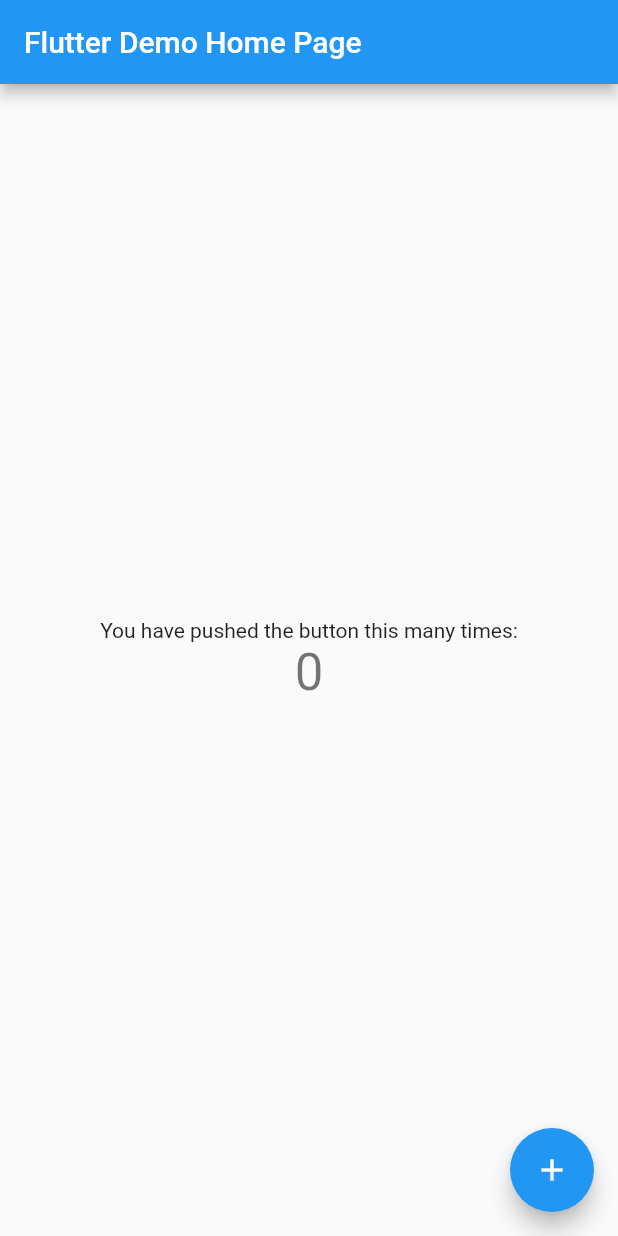
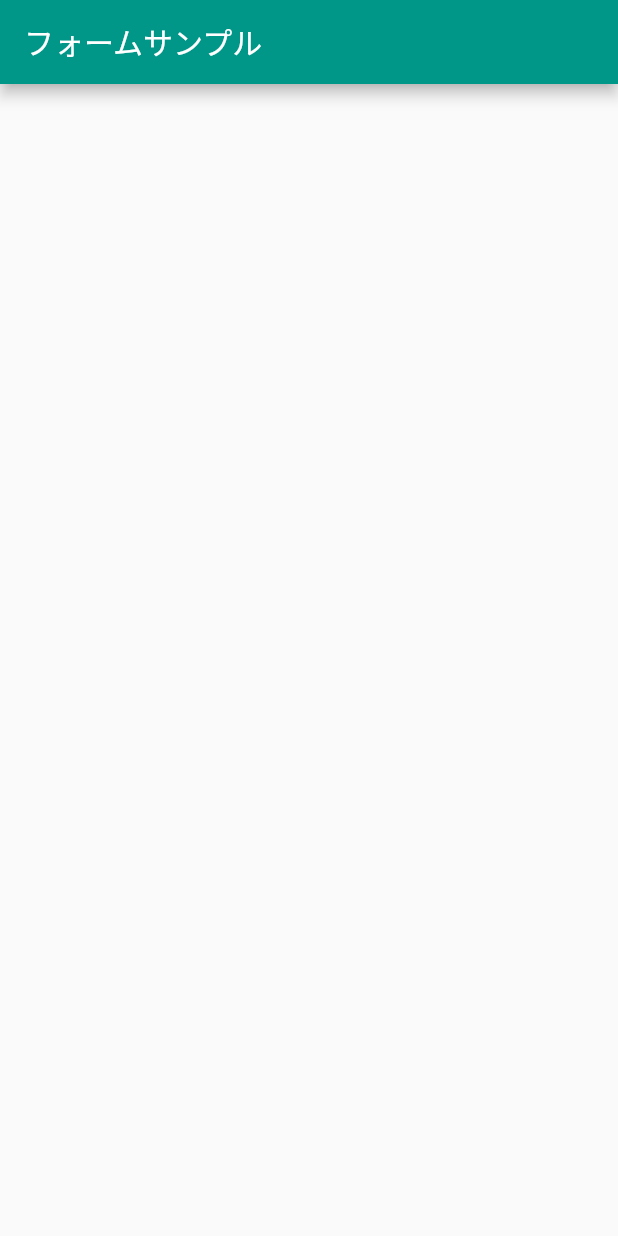
Before and after one commit to Channelsu/form, a Flutter app: the screen it shows after launch, on a phone screen of 412 x 824 dp. Run offline on Flutter 3.47's test engine with Material 2 defaults, Android fonts, the phone set to English and light mode, and no system bars.

Commit message:
土台作成

```diff
--- /dev/null
+++ b/lib/form_screen.dart
@@ -0,0 +1,20 @@
+import 'package:flutter/material.dart';
+
+class FormScreen extends StatefulWidget {
+  @override
+  _FormScreenState createState() => _FormScreenState();
+}
+
+class _FormScreenState extends State<FormScreen> {
+  @override
+  Widget build(BuildContext context) {
+    return Scaffold(
+      appBar: AppBar(
+        title: Text('フォームサンプル'),
+      ),
+      body: Container(
+        margin: EdgeInsets.all(24),
+      ),
+    );
+  }
+}
--- a/lib/main.dart
+++ b/lib/main.dart
@@ -1,117 +1,20 @@
 import 'package:flutter/material.dart';
+import 'package:form/form_screen.dart';
 
 void main() {
   runApp(MyApp());
 }
 
 class MyApp extends StatelessWidget {
-  // This widget is the root of your application.
   @override
   Widget build(BuildContext context) {
     return MaterialApp(
-      title: 'Flutter Demo',
+      title: 'フォームサンプル',
       theme: ThemeData(
-        // This is the theme of your application.
-        //
-        // Try running your application with "flutter run". You'll see the
-        // application has a blue toolbar. Then, without quitting the app, try
-        // changing the primarySwatch below to Colors.green and then invoke
-        // "hot reload" (press "r" in the console where you ran "flutter run",
-        // or simply save your changes to "hot reload" in a Flutter IDE).
-        // Notice that the counter didn't reset back to zero; the application
-        // is not restarted.
-        primarySwatch: Colors.blue,
-        // This makes the visual density adapt to the platform that you run
-        // the app on. For desktop platforms, the controls will be smaller and
-        // closer together (more dense) than on mobile platforms.
+        primarySwatch: Colors.teal,
         visualDensity: VisualDensity.adaptivePlatformDensity,
       ),
-      home: MyHomePage(title: 'Flutter Demo Home Page'),
+      home: FormScreen(),
     );
   }
 }
-
-class MyHomePage extends StatefulWidget {
-  MyHomePage({Key key, this.title}) : super(key: key);
-
-  // This widget is the home page of your application. It is stateful, meaning
-  // that it has a State object (defined below) that contains fields that affect
-  // how it looks.
-
-  // This class is the configuration for the state. It holds the values (in this
-  // case the title) provided by the parent (in this case the App widget) and
-  // used by the build method of the State. Fields in a Widget subclass are
-  // always marked "final".
-
-  final String title;
-
-  @override
-  _MyHomePageState createState() => _MyHomePageState();
-}
-
-class _MyHomePageState extends State<MyHomePage> {
-  int _counter = 0;
-
-  void _incrementCounter() {
-    setState(() {
-      // This call to setState tells the Flutter framework that something has
-      // changed in this State, which causes it to rerun the build method below
-      // so that the display can reflect the updated values. If we changed
-      // _counter without calling setState(), then the build method would not be
-      // called again, and so nothing would appear to happen.
-      _counter++;
-    });
-  }
-
-  @override
-  Widget build(BuildContext context) {
-    // This method is rerun every time setState is called, for instance as done
-    // by the _incrementCounter method above.
-    //
-    // The Flutter framework has been optimized to make rerunning build methods
-    // fast, so that you can just rebuild anything that needs updating rather
-    // than having to individually change instances of widgets.
-    return Scaffold(
-      appBar: AppBar(
-        // Here we take the value from the MyHomePage object that was created by
-        // the App.build method, and use it to set our appbar title.
-        title: Text(widget.title),
-      ),
-      body: Center(
-        // Center is a layout widget. It takes a single child and positions it
-        // in the middle of the parent.
-        child: Column(
-          // Column is also a layout widget. It takes a list of children and
-          // arranges them vertically. By default, it sizes itself to fit its
-          // children horizontally, and tries to be as tall as its parent.
-          //
-          // Invoke "debug painting" (press "p" in the console, choose the
-          // "Toggle Debug Paint" action from the Flutter Inspector in Android
-          // Studio, or the "Toggle Debug Paint" command in Visual Studio Code)
-          // to see the wireframe for each widget.
-          //
-          // Column has various properties to control how it sizes itself and
-          // how it positions its children. Here we use mainAxisAlignment to
-          // center the children vertically; the main axis here is the vertical
-          // axis because Columns are vertical (the cross axis would be
-          // horizontal).
-          mainAxisAlignment: MainAxisAlignment.center,
-          children: <Widget>[
-            Text(
-              'You have pushed the button this many times:',
-            ),
-            Text(
-              '$_counter',
-              style: Theme.of(context).textTheme.headline4,
-            ),
-          ],
-        ),
-      ),
-      floatingActionButton: FloatingActionButton(
-        onPressed: _incrementCounter,
-        tooltip: 'Increment',
-        child: Icon(Icons.add),
-      ), // This trailing comma makes auto-formatting nicer for build methods.
-    );
-  }
-}
```
